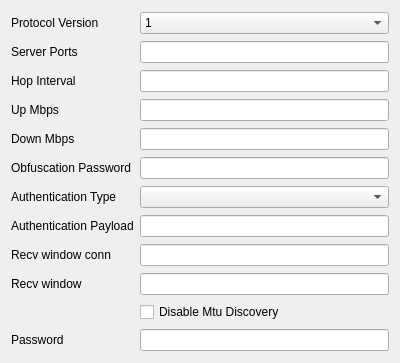
Before: the Qt Designer form upstream/include/ui/profile/edit_hysteria.ui in hopol/throne-mirror, drawn with Qt 5.
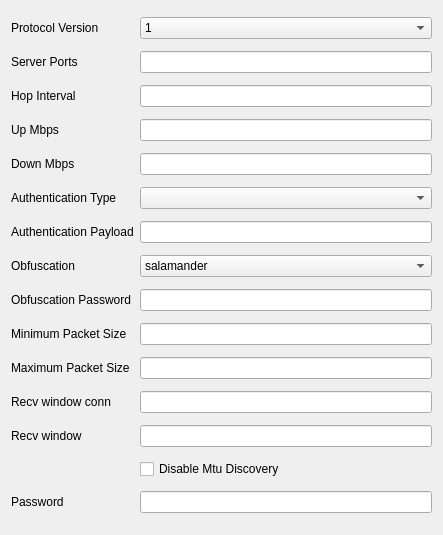
After: the same form once the commit is applied.

Patch:
```diff
--- a/upstream/include/ui/profile/edit_hysteria.ui
+++ b/upstream/include/ui/profile/edit_hysteria.ui
@@ -6,41 +6,16 @@
    <rect>
     <x>0</x>
     <y>0</y>
-    <width>400</width>
-    <height>363</height>
+    <width>443</width>
+    <height>535</height>
    </rect>
   </property>
   <property name="windowTitle">
    <string notr="true">Form</string>
   </property>
   <layout class="QGridLayout" name="gridLayout">
-   <item row="0" column="0">
-    <widget class="QLabel" name="protocol_version_l">
-     <property name="text">
-      <string>Protocol Version</string>
-     </property>
-    </widget>
-   </item>
-   <item row="0" column="1">
-    <widget class="QComboBox" name="protocol_version">
-     <item>
-      <property name="text">
-       <string notr="true">1</string>
-      </property>
-     </item>
-     <item>
-      <property name="text">
-       <string notr="true">2</string>
-      </property>
-     </item>
-    </widget>
-   </item>
-   <item row="4" column="0">
-    <widget class="QLabel" name="label_4">
-     <property name="text">
-      <string>Down Mbps</string>
-     </property>
-    </widget>
+   <item row="11" column="1">
+    <widget class="QLineEdit" name="max_packet_size"/>
    </item>
    <item row="7" column="1">
     <widget class="QLineEdit" name="auth"/>
@@ -64,22 +39,18 @@
      </item>
     </widget>
    </item>
-   <item row="8" column="0">
-    <widget class="QLabel" name="recv_window_conn_l">
-     <property name="text">
-      <string>Recv window conn</string>
-     </property>
-    </widget>
+   <item row="1" column="1">
+    <widget class="QLineEdit" name="server_ports"/>
    </item>
-   <item row="2" column="0">
-    <widget class="QLabel" name="label_2">
+   <item row="14" column="1">
+    <widget class="QCheckBox" name="disable_mtu_discovery">
      <property name="text">
-      <string>Hop Interval</string>
+      <string>Disable Mtu Discovery</string>
      </property>
     </widget>
    </item>
-   <item row="5" column="1">
-    <widget class="QLineEdit" name="obfs"/>
+   <item row="3" column="1">
+    <widget class="QLineEdit" name="up_mbps"/>
    </item>
    <item row="1" column="0">
     <widget class="QLabel" name="label">
@@ -88,6 +59,71 @@
      </property>
     </widget>
    </item>
+   <item row="4" column="1">
+    <widget class="QLineEdit" name="down_mbps"/>
+   </item>
+   <item row="2" column="0">
+    <widget class="QLabel" name="label_2">
+     <property name="text">
+      <string>Hop Interval</string>
+     </property>
+    </widget>
+   </item>
+   <item row="8" column="1">
+    <widget class="QComboBox" name="obfuscation_type">
+     <item>
+      <property name="text">
+       <string>salamander</string>
+      </property>
+     </item>
+     <item>
+      <property name="text">
+       <string>gecko</string>
+      </property>
+     </item>
+    </widget>
+   </item>
+   <item row="10" column="1">
+    <widget class="QLineEdit" name="min_packet_size"/>
+   </item>
+   <item row="10" column="0">
+    <widget class="QLabel" name="min_packet_size_l">
+     <property name="text">
+      <string>Minimum Packet Size</string>
+     </property>
+    </widget>
+   </item>
+   <item row="4" column="0">
+    <widget class="QLabel" name="label_4">
+     <property name="text">
+      <string>Down Mbps</string>
+     </property>
+    </widget>
+   </item>
+   <item row="12" column="0">
+    <widget class="QLabel" name="recv_window_conn_l">
+     <property name="text">
+      <string>Recv window conn</string>
+     </property>
+    </widget>
+   </item>
+   <item row="7" column="0">
+    <widget class="QLabel" name="auth_l">
+     <property name="text">
+      <string>Authentication Payload</string>
+     </property>
+    </widget>
+   </item>
+   <item row="15" column="1">
+    <widget class="QLineEdit" name="password"/>
+   </item>
+   <item row="13" column="0">
+    <widget class="QLabel" name="recv_window_l">
+     <property name="text">
+      <string>Recv window</string>
+     </property>
+    </widget>
+   </item>
    <item row="6" column="0">
     <widget class="QLabel" name="auth_type_l">
      <property name="text">
@@ -95,8 +131,22 @@
      </property>
     </widget>
    </item>
-   <item row="4" column="1">
-    <widget class="QLineEdit" name="down_mbps"/>
+   <item row="12" column="1">
+    <widget class="QLineEdit" name="recv_window_conn"/>
+   </item>
+   <item row="0" column="1">
+    <widget class="QComboBox" name="protocol_version">
+     <item>
+      <property name="text">
+       <string notr="true">1</string>
+      </property>
+     </item>
+     <item>
+      <property name="text">
+       <string notr="true">2</string>
+      </property>
+     </item>
+    </widget>
    </item>
    <item row="3" column="0">
     <widget class="QLabel" name="label_3">
@@ -105,59 +155,50 @@
      </property>
     </widget>
    </item>
-   <item row="1" column="1">
-    <widget class="QLineEdit" name="server_ports"/>
+   <item row="15" column="0">
+    <widget class="QLabel" name="password_l">
+     <property name="text">
+      <string>Password</string>
+     </property>
+    </widget>
    </item>
-   <item row="7" column="0">
-    <widget class="QLabel" name="auth_l">
+   <item row="0" column="0">
+    <widget class="QLabel" name="protocol_version_l">
      <property name="text">
-      <string>Authentication Payload</string>
+      <string>Protocol Version</string>
      </property>
     </widget>
    </item>
    <item row="2" column="1">
     <widget class="QLineEdit" name="hop_interval"/>
    </item>
-   <item row="3" column="1">
-    <widget class="QLineEdit" name="up_mbps"/>
+   <item row="13" column="1">
+    <widget class="QLineEdit" name="recv_window"/>
    </item>
-   <item row="8" column="1">
-    <widget class="QLineEdit" name="recv_window_conn"/>
+   <item row="11" column="0">
+    <widget class="QLabel" name="max_packet_size_l">
+     <property name="text">
+      <string>Maximum Packet Size</string>
+     </property>
+    </widget>
    </item>
-   <item row="5" column="0">
+   <item row="9" column="0">
     <widget class="QLabel" name="label_5">
      <property name="text">
       <string>Obfuscation Password</string>
      </property>
     </widget>
    </item>
-   <item row="9" column="0">
-    <widget class="QLabel" name="recv_window_l">
-     <property name="text">
-      <string>Recv window</string>
-     </property>
-    </widget>
-   </item>
    <item row="9" column="1">
-    <widget class="QLineEdit" name="recv_window"/>
+    <widget class="QLineEdit" name="obfs"/>
    </item>
-   <item row="10" column="1">
-    <widget class="QCheckBox" name="disable_mtu_discovery">
+   <item row="8" column="0">
+    <widget class="QLabel" name="obfuscation_type_l">
      <property name="text">
-      <string>Disable Mtu Discovery</string>
+      <string>Obfuscation</string>
      </property>
     </widget>
    </item>
-   <item row="11" column="0">
-    <widget class="QLabel" name="password_l">
-     <property name="text">
-      <string>Password</string>
-     </property>
-    </widget>
-   </item>
-   <item row="11" column="1">
-    <widget class="QLineEdit" name="password"/>
-   </item>
   </layout>
  </widget>
  <tabstops>
```
